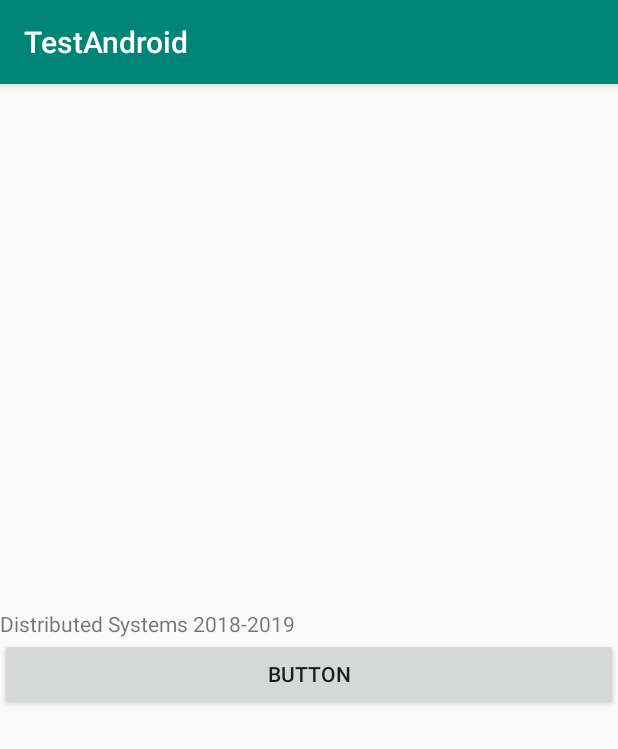
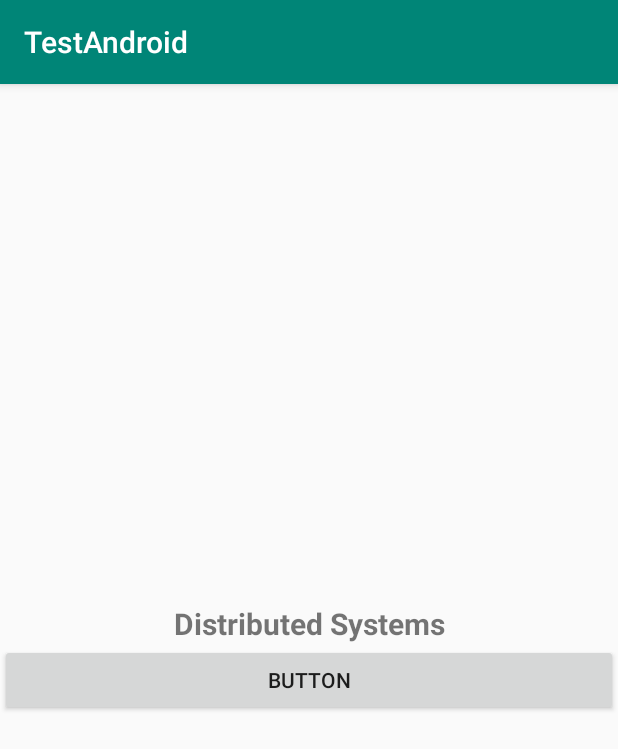
Before and after one commit to paraskevasleivadaros/DS-Android-Studio-1st-Lab, an Android app: the screen it shows after launch (MainActivity), on a phone screen of 412 x 824 dp. Shown: the top 749 px of the screen. Run offline under Robolectric (Android 15) with nearby library versions, the phone set to English and light mode, and no system bars; 2 statements that could not run were skipped.

Commit message:
Update activity_2.xml, activity_main.xml

```diff
--- a/app/src/main/res/layout/activity_main.xml
+++ b/app/src/main/res/layout/activity_main.xml
@@ -1,23 +1,23 @@
 <?xml version="1.0" encoding="utf-8"?>
 <LinearLayout xmlns:android="http://schemas.android.com/apk/res/android"
-    xmlns:app="http://schemas.android.com/apk/res-auto"
-    android:layout_width="match_parent"
-    android:layout_height="match_parent"
+    xmlns:tools="http://schemas.android.com/tools"
+    android:layout_width="fill_parent"
+    android:layout_height="fill_parent"
     android:gravity="center"
-    android:orientation="vertical">
+    android:orientation="vertical"
+    tools:context=".MainActivity">
 
     <TextView
-        android:id="@+id/TextView"
+        android:id="@+id/textview"
         android:layout_width="fill_parent"
         android:layout_height="wrap_content"
-        android:text="Distributed Systems 2018-2019"
-        app:layout_constraintBottom_toBottomOf="parent"
-        app:layout_constraintLeft_toLeftOf="parent"
-        app:layout_constraintRight_toRightOf="parent"
-        app:layout_constraintTop_toTopOf="parent" />
+        android:text="Distributed Systems"
+        android:textSize="20sp"
+        android:textStyle="bold"
+        android:gravity="center_horizontal" />
 
     <Button
-        android:id="@+id/button3"
+        android:id="@+id/button"
         android:layout_width="match_parent"
         android:layout_height="wrap_content"
         android:text="Button" />
```
Also changed, not shown: app/src/main/res/layout/activity_2.xml (+3 -19 lines).
